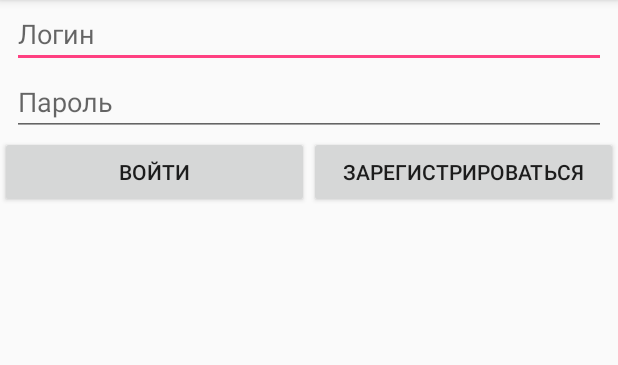
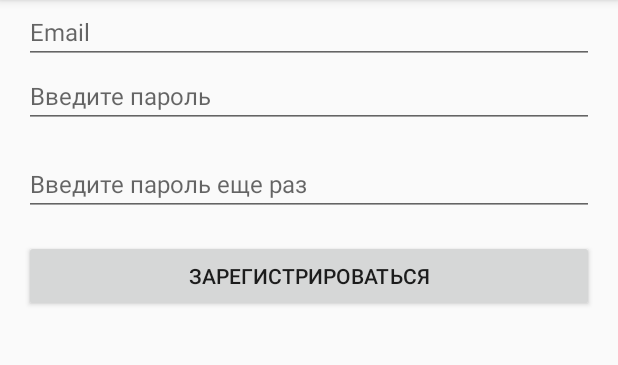
Before and after one commit to AlexanderPokidin/MyFirstApplication, an Android app: the screen it shows after launch (AuthActivity), after a tap on "ЗАРЕГИСТРИРОВАТЬСЯ", on a phone screen of 412 x 824 dp, the part 84-449 px from its top. Run offline under Robolectric (Android 15) with nearby library versions, the phone set to English and light mode, and no system bars.

Commit message:
Lesson is done

```diff
--- a/app/build.gradle
+++ b/app/build.gradle
@@ -19,10 +19,11 @@ android {
 }
 
 dependencies {
-    implementation fileTree(dir: 'libs', include: ['*.jar'])
+    implementation fileTree(include: ['*.jar'], dir: 'libs')
     implementation 'com.android.support:appcompat-v7:27.1.1'
     implementation 'com.android.support.constraint:constraint-layout:1.0.2'
     testImplementation 'junit:junit:4.12'
     androidTestImplementation 'com.android.support.test:runner:1.0.1'
     androidTestImplementation 'com.android.support.test.espresso:espresso-core:3.0.1'
+    implementation 'com.google.code.gson:gson:2.8.2'
 }
--- a/app/src/main/java/com/pokidin/a/myfirstapplication/AuthFragment.java
+++ b/app/src/main/java/com/pokidin/a/myfirstapplication/AuthFragment.java
@@ -38,7 +38,6 @@ public class AuthFragment extends Fragment {
                 startProfileIntent.putExtra(ProfileActivity.USER_KEY,
                         new User(mLogin.getText().toString(), mPassword.getText().toString()));
                 startActivity(startProfileIntent);
-
             } else {
                 showMessage(R.string.login_input_error);
             }
@@ -48,7 +47,8 @@ public class AuthFragment extends Fragment {
     private View.OnClickListener mOnRegisterClickListener = new View.OnClickListener() {
         @Override
         public void onClick(View v) {
-// todo обработка нажатия по кнопке
+            getFragmentManager().beginTransaction().replace(R.id.fragmentContainer,
+                    RegistrationFragment.newInstance()).commit();
         }
     };
 
@@ -68,7 +68,7 @@ public class AuthFragment extends Fragment {
     @Nullable
     @Override
     public View onCreateView(@NonNull LayoutInflater inflater, @Nullable ViewGroup container, @Nullable Bundle savedInstanceState) {
-        View view = inflater.inflate(R.layout.fr_auth, container,false);
+        View view = inflater.inflate(R.layout.fr_auth, container, false);
 
         mLogin = view.findViewById(R.id.etLogin);
         mPassword = view.findViewById(R.id.etPassword);
--- a/app/src/main/java/com/pokidin/a/myfirstapplication/ProfileActivity.java
+++ b/app/src/main/java/com/pokidin/a/myfirstapplication/ProfileActivity.java
@@ -7,7 +7,7 @@ import android.support.v7.widget.AppCompatImageView;
 import android.view.View;
 import android.widget.TextView;
 
-public class ProfileActivity extends AppCompatActivity{
+public class ProfileActivity extends AppCompatActivity {
     public static String USER_KEY = "USER_KEY";
 
     private AppCompatImageView mPhoto;
--- /dev/null
+++ b/app/src/main/java/com/pokidin/a/myfirstapplication/RegistrationFragment.java
@@ -0,0 +1,94 @@
+package com.pokidin.a.myfirstapplication;
+
+import android.os.Bundle;
+import android.support.annotation.NonNull;
+import android.support.annotation.Nullable;
+import android.support.annotation.StringRes;
+import android.support.v4.app.Fragment;
+import android.text.TextUtils;
+import android.util.Patterns;
+import android.view.LayoutInflater;
+import android.view.View;
+import android.view.ViewGroup;
+import android.widget.Button;
+import android.widget.EditText;
+import android.widget.Toast;
+
+import java.util.regex.Pattern;
+
+public class RegistrationFragment extends Fragment {
+
+    private EditText mLogin;
+    private EditText mPassword;
+    private EditText mPasswordAgain;
+    private Button mRegistration;
+    private SharedPreferencesHelper mSharedPreferencesHelper;
+
+    public static RegistrationFragment newInstance() {
+
+        Bundle args = new Bundle();
+
+        RegistrationFragment fragment = new RegistrationFragment();
+        fragment.setArguments(args);
+        return fragment;
+    }
+
+    private View.OnClickListener mOnRegistrationClickListener = new View.OnClickListener() {
+        @Override
+        public void onClick(View v) {
+            if (isInputValid()) {
+                boolean isAdded = mSharedPreferencesHelper.addUser(new User(mLogin.getText().toString(),
+                        mPassword.getText().toString()
+                ));
+                if (isAdded) {
+                    showMessage(R.string.login_register_success);
+                } else {
+                    showMessage(R.string.login_register_error);
+                }
+            }
+        }
+    };
+
+    @Nullable
+    @Override
+    public View onCreateView(@NonNull LayoutInflater inflater, @Nullable ViewGroup container, @Nullable Bundle savedInstanceState) {
+        View view = inflater.inflate(R.layout.fr_registration, container, false);
+
+        mSharedPreferencesHelper = new SharedPreferencesHelper(getActivity());
+
+        mLogin = view.findViewById(R.id.etLogin);
+        mPassword = view.findViewById(R.id.etPassword);
+        mPasswordAgain = view.findViewById(R.id.tvPasswordAgain);
+        mRegistration = view.findViewById(R.id.btnRegistration);
+
+        mRegistration.setOnClickListener(mOnRegistrationClickListener);
+
+        return view;
+    }
+
+    private boolean isInputValid() {
+        String email = mLogin.getText().toString();
+        if (isEmailValid(email) && isPasswordValid()) {
+            return true;
+        }
+        return false;
+    }
+
+    private boolean isEmailValid(String email) {
+        return !TextUtils.isEmpty(email) && Patterns.EMAIL_ADDRESS.matcher(email).matches();
+    }
+
+    private boolean isPasswordValid() {
+        String password = mPassword.getText().toString();
+        String passwordAgain = mPasswordAgain.getText().toString();
+
+        return password.equals(passwordAgain)
+                && !TextUtils.isEmpty(password)
+                && !TextUtils.isEmpty(passwordAgain);
+    }
+
+    private void showMessage(@StringRes int string) {
+        Toast.makeText(getActivity(), string, Toast.LENGTH_SHORT).show();
+    }
+
+}
--- /dev/null
+++ b/app/src/main/java/com/pokidin/a/myfirstapplication/SharedPreferencesHelper.java
@@ -0,0 +1,42 @@
+package com.pokidin.a.myfirstapplication;
+
+import android.content.Context;
+import android.content.SharedPreferences;
+
+import com.google.gson.Gson;
+import com.google.gson.reflect.TypeToken;
+
+import java.lang.reflect.Type;
+import java.util.ArrayList;
+import java.util.List;
+
+public class SharedPreferencesHelper {
+    public static final String SHARED_PREF_NAME = "SHARED_PREF_NAME";
+    public static final String USERS_KEY = "USERS_KEY";
+    public static final Type USERS_TYPE = new TypeToken<List<User>>() {
+    }.getType();
+
+    private SharedPreferences mSharedPreferences;
+    private Gson mGson = new Gson();
+
+    public SharedPreferencesHelper(Context context) {
+        mSharedPreferences = context.getSharedPreferences(SHARED_PREF_NAME, Context.MODE_PRIVATE);
+    }
+
+    public List<User> getUsers() {
+        List<User> users = mGson.fromJson(mSharedPreferences.getString(USERS_KEY, ""), USERS_TYPE);
+        return users == null ? new ArrayList<User>() : users;
+    }
+
+    public boolean addUser(User user) {
+        List<User> users = getUsers();
+        for (User u : users) {
+            if (u.getLogin().equalsIgnoreCase(user.getLogin())) {
+                return false;
+            }
+        }
+        users.add(user);
+        mSharedPreferences.edit().putString(USERS_KEY, mGson.toJson(users, USERS_TYPE)).apply();
+        return true;
+    }
+}
--- a/app/src/main/java/com/pokidin/a/myfirstapplication/User.java
+++ b/app/src/main/java/com/pokidin/a/myfirstapplication/User.java
@@ -2,7 +2,7 @@ package com.pokidin.a.myfirstapplication;
 
 import java.io.Serializable;
 
-public class User implements Serializable{
+public class User implements Serializable {
 
     private String mLogin;
     private String mPassword;
--- /dev/null
+++ b/app/src/main/res/layout/fr_registration.xml
@@ -0,0 +1,48 @@
+<?xml version="1.0" encoding="utf-8"?>
+<ScrollView xmlns:android="http://schemas.android.com/apk/res/android"
+    android:layout_width="match_parent"
+    android:layout_height="match_parent">
+
+    <LinearLayout
+        android:layout_width="match_parent"
+        android:layout_height="wrap_content"
+        android:orientation="vertical">
+
+        <EditText
+            android:id="@+id/etLogin"
+            android:layout_width="match_parent"
+            android:layout_height="wrap_content"
+            android:layout_marginLeft="16dp"
+            android:layout_marginRight="16dp"
+            android:hint="Email"
+            android:textSize="16sp" />
+
+        <EditText
+            android:id="@+id/etPassword"
+            android:layout_width="match_parent"
+            android:layout_height="wrap_content"
+            android:layout_marginLeft="16dp"
+            android:layout_marginRight="16dp"
+            android:hint="Введите пароль"
+            android:inputType="textPassword"
+            android:textSize="16sp" />
+
+        <EditText
+            android:id="@+id/tvPasswordAgain"
+            android:layout_width="match_parent"
+            android:layout_height="wrap_content"
+            android:layout_margin="16dp"
+            android:hint="Введите пароль еще раз"
+            android:inputType="textPassword"
+            android:textSize="16sp" />
+
+        <Button
+            android:id="@+id/btnRegistration"
+            android:layout_width="match_parent"
+            android:layout_height="wrap_content"
+            android:layout_marginLeft="16dp"
+            android:layout_marginRight="16dp"
+            android:text="@string/register" />
+    </LinearLayout>
+
+</ScrollView>
--- a/app/src/main/res/values/strings.xml
+++ b/app/src/main/res/values/strings.xml
@@ -6,4 +6,8 @@
     <string name="login_enter">Войти</string>
     <string name="login_input_error">Ошибка ввода данных!</string>
     <string name="email">E-mail</string>
+    <string name="register">Зарегистрироваться</string>
+    <string name="login_register_success">Успешно!</string>
+    <string name="login_register_error">Login уже занят!</string>
+
 </resources>
```
